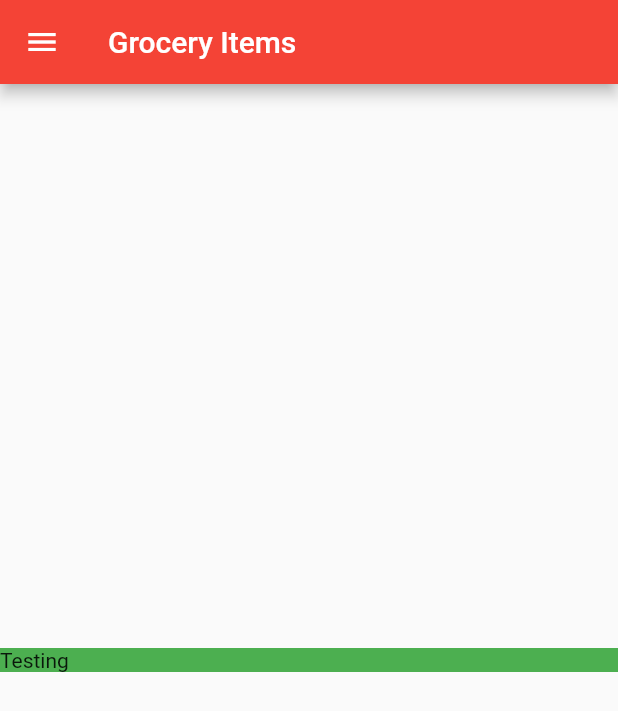
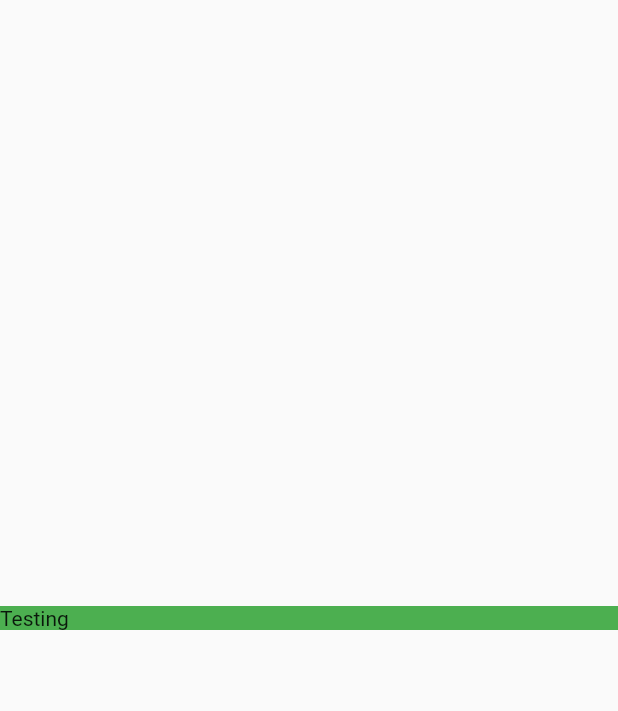
Before and after one commit to mayankdaruka/FlutterTest, a Flutter app: the screen it shows after launch, on a phone screen of 412 x 824 dp. Shown: the top 711 px of the screen. Run offline on Flutter 3.47's test engine with Material 2 defaults, Android fonts, the phone set to English and light mode, and no system bars.

Commit message:
Experiment changes

```diff
--- a/lib/items.dart
+++ b/lib/items.dart
@@ -1,12 +1,16 @@
+import 'package:flutter/cupertino.dart';
 import 'package:flutter/material.dart';
 
 class Items extends StatelessWidget {
   @override
   Widget build(BuildContext context) {
     return Scaffold(
-      appBar: AppBar(
-        title: Text("Grocery Items"),
-      ),
+      // appBar: AppBar(
+      //   title: Text("Grocery Items"),
+      // ),
+      // appBar: AppBar(
+      //   bottom: TabBar(tabs: <Widget>[Tab(icon: Icon(Icons.arrow_back_ios),)],),
+      // ),
       body: Column(
         mainAxisAlignment: MainAxisAlignment.center,
         crossAxisAlignment: CrossAxisAlignment.stretch,
@@ -23,7 +27,9 @@ class Items extends StatelessWidget {
         child: ListView(
           padding: EdgeInsets.zero,
           children: const <Widget>[
-            DrawerHeader(
+              SizedBox(
+                height: 100.0,
+                child: DrawerHeader(
                   decoration: BoxDecoration(
                     color: Colors.blue,
                   ),
@@ -32,6 +38,7 @@ class Items extends StatelessWidget {
                     style: TextStyle(
                       color: Colors.white,
                       fontSize: 24,
+                    ),
                   ),
                 ),
             ),
```
Also changed, not shown: lib/navigation.dart (added). Lines whose indentation alone changed are shown as unchanged.
